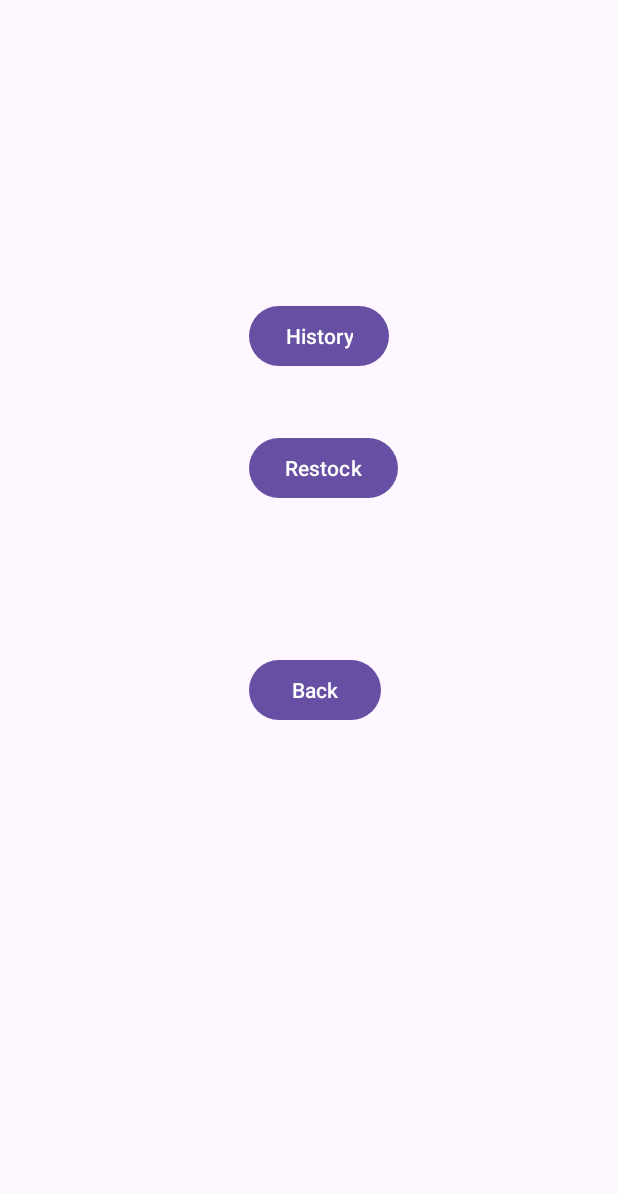
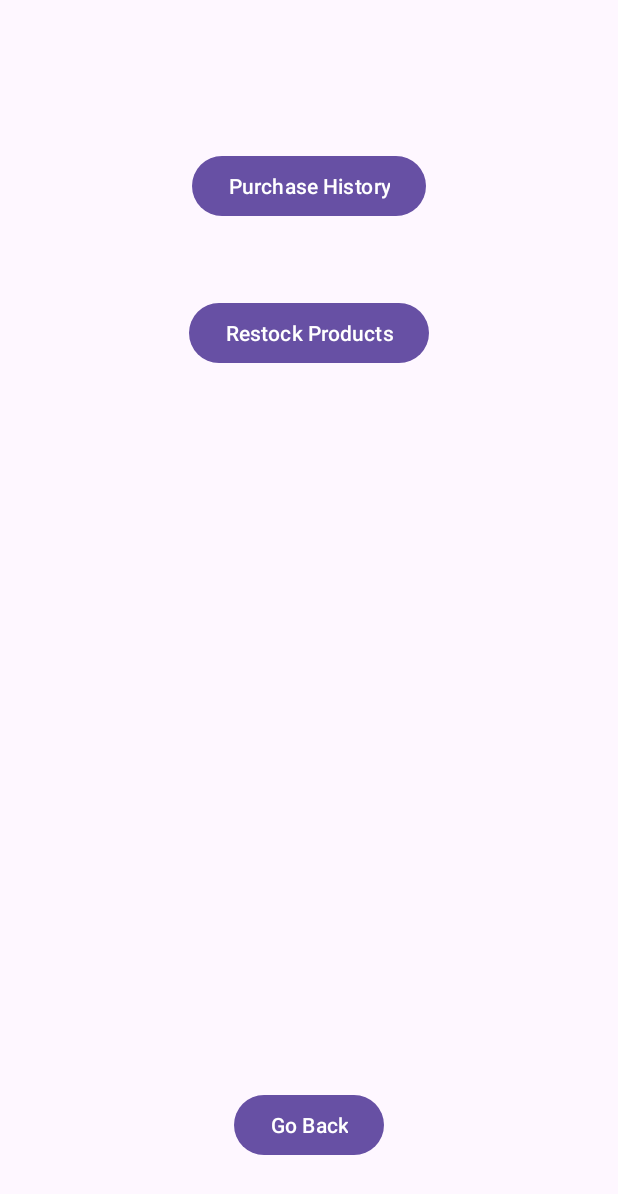
Before and after one commit to seneca-MAP-524-S23/CashRegister1, an Android app: the layout activity_manager.xml on its own in the app's theme, with its tools: preview values and no code run, on a phone screen of 412 x 824 dp. Shown: the top 1194 px of the screen. Run offline under Robolectric (Android 15) with nearby library versions, the phone set to English and light mode, and no system bars.

Commit message:
Update activity_manager.xml

```diff
--- a/app/src/main/res/layout/activity_manager.xml
+++ b/app/src/main/res/layout/activity_manager.xml
@@ -1,34 +1,43 @@
 <?xml version="1.0" encoding="utf-8"?>
+
 <RelativeLayout xmlns:android="http://schemas.android.com/apk/res/android"
+    xmlns:app="http://schemas.android.com/apk/res-auto"
+    xmlns:tools="http://schemas.android.com/tools"
     android:layout_width="match_parent"
-    android:gravity="center_horizontal"
     android:layout_height="match_parent">
 
     <Button
-
-        android:id="@+id/buttonHistory"
+        android:id="@+id/history_button"
         android:layout_width="wrap_content"
         android:layout_height="wrap_content"
-        android:layout_marginStart="20dp"
-        android:layout_marginTop="200dp"
-        android:text="History" />
+        android:text="Purchase History"
+        android:layout_centerHorizontal="true"
+        android:layout_marginTop="100dp"
+
+        />
 
     <Button
-        android:id="@+id/buttonRestock"
+        android:id="@+id/restock_button"
         android:layout_width="wrap_content"
         android:layout_height="wrap_content"
-        android:layout_below="@+id/buttonHistory"
-        android:layout_marginStart="20dp"
-        android:layout_marginTop="40dp"
-        android:text="Restock" />
+        android:text="Restock Products"
+        android:layout_centerHorizontal="true"
+        android:layout_below="@+id/history_button"
+        android:layout_marginTop="50dp"
+
+        />
 
     <Button
-        android:id="@+id/buttonBack"
+        android:id="@+id/go_back_button"
         android:layout_width="wrap_content"
         android:layout_height="wrap_content"
-        android:layout_below="@+id/buttonRestock"
-        android:layout_marginStart="20dp"
-        android:layout_marginTop="100dp"
-        android:text="Back" />
+        android:text="Go Back"
+        android:layout_alignParentBottom="true"
+        android:layout_centerHorizontal="true"
+        android:layout_marginBottom="50dp"
+        />
+
+
+
 
 </RelativeLayout>
```
